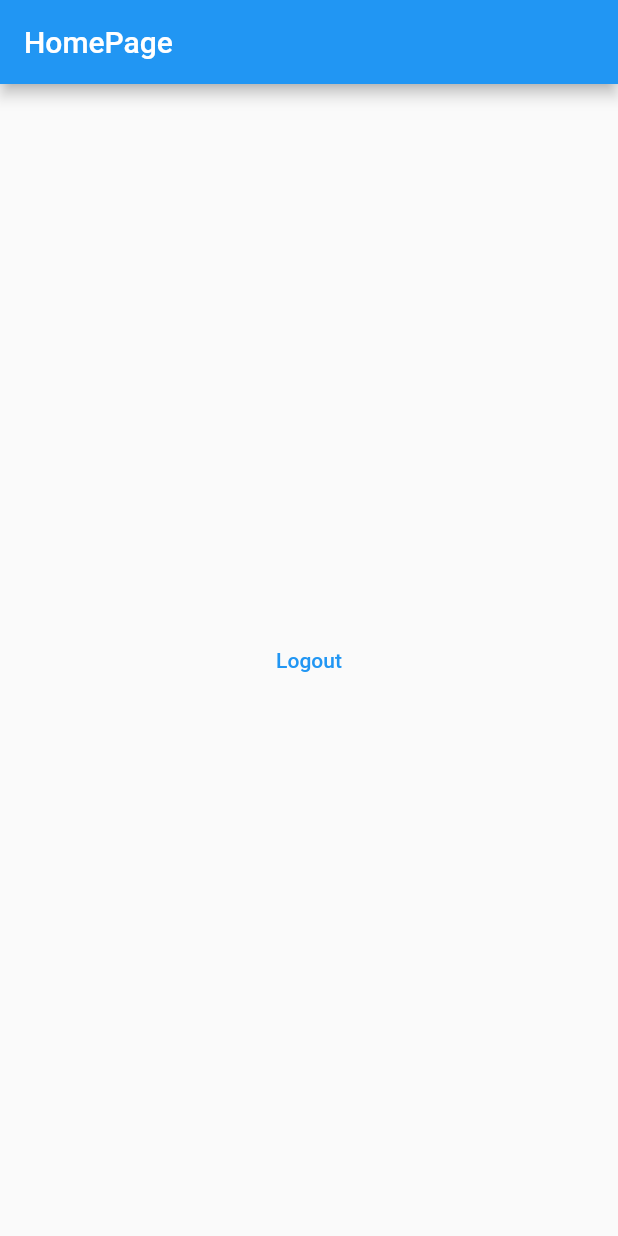
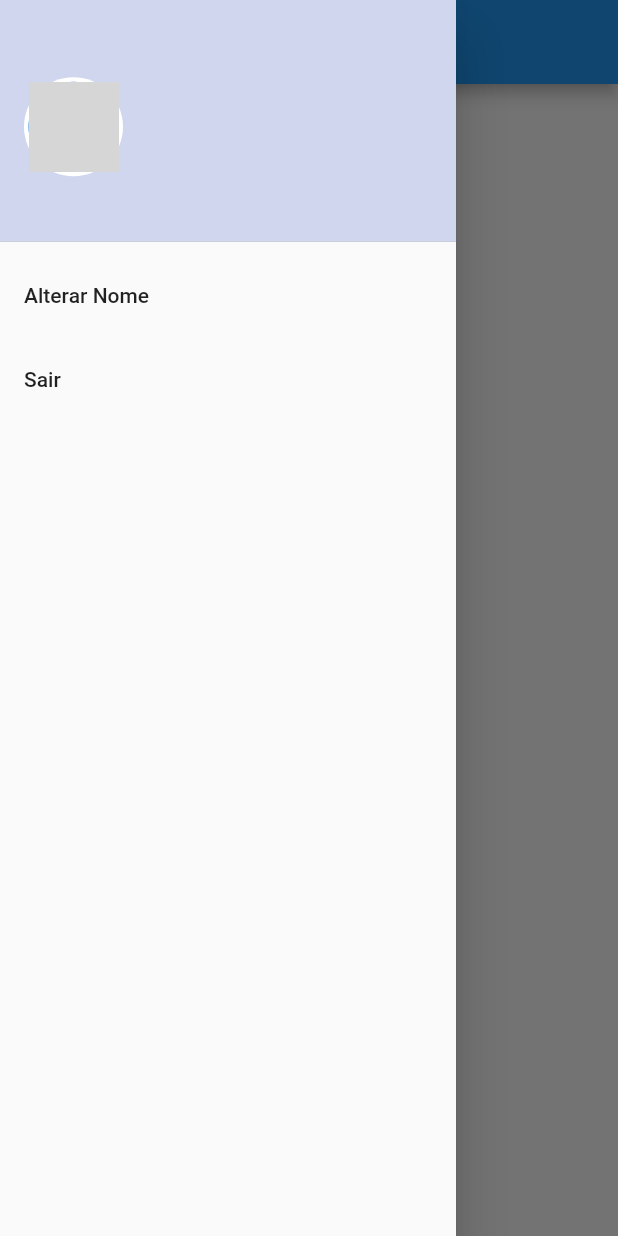
Before and after one commit to lucianamcedro/todolist_flutter, a Flutter app: the screen it shows once a user with an empty profile is signed in, with the side drawer open (before the commit the screen has no drawer), on a phone screen of 412 x 824 dp. Run offline on Flutter 3.47's test engine with Material 2 defaults, Android fonts, the phone set to English and light mode, and no system bars; our stand-ins replace firebase_auth, firebase_core, flutter_signin_button, google_fonts, google_sign_in, sqflite and 1 more; missing offline and left inert: flutter_overlay_loader, validatorless; accounts and stored records are empty; network calls fail; Roboto replaces fonts that are missing (Mandali); grey boxes are pictures that could not be loaded.

Commit message:
feature/alterando-nome-usuário

```diff
--- a/lib/app/modules/home/home_page.dart
+++ b/lib/app/modules/home/home_page.dart
@@ -1,6 +1,7 @@
 import 'package:flutter/material.dart';
 import 'package:provider/provider.dart';
 import 'package:todolist_provider/app/core/auth/auth_provider.dart';
+import 'package:todolist_provider/app/modules/home/widgets/home_drawer.dart';
 
 class HomePage extends StatelessWidget {
   const HomePage({Key? key}) : super(key: key);
@@ -11,14 +12,8 @@ class HomePage extends StatelessWidget {
       appBar: AppBar(
         title: const Text('HomePage'),
       ),
-      body: Center(
-        child: TextButton(
-          onPressed: () {
-            context.read<AuthProvider>().logout();
-          },
-          child: const Text('Logout'),
-        ),
-      ),
+      drawer: HomeDrawer(),
+      body: Container(),
     );
   }
 }
--- /dev/null
+++ b/lib/app/modules/home/widgets/home_drawer.dart
@@ -0,0 +1,110 @@
+// ignore_for_file: use_build_context_synchronously
+
+import 'package:flutter/material.dart';
+import 'package:flutter_overlay_loader/flutter_overlay_loader.dart';
+import 'package:provider/provider.dart';
+import 'package:todolist_provider/app/core/auth/auth_provider.dart';
+import 'package:todolist_provider/app/core/ui/messages.dart';
+import 'package:todolist_provider/app/core/ui/theme/theme_extension.dart';
+import 'package:todolist_provider/app/service/user/user_service.dart';
+
+class HomeDrawer extends StatelessWidget {
+  final nameVN = ValueNotifier<String>('');
+  HomeDrawer({Key? key}) : super(key: key);
+
+  @override
+  Widget build(BuildContext context) {
+    return Drawer(
+      child: ListView(
+        children: [
+          DrawerHeader(
+            decoration:
+                BoxDecoration(color: context.primaryColor.withAlpha(70)),
+            child: Row(
+              children: [
+                Selector<AuthProvider, String>(
+                  selector: (context, authProvider) {
+                    return authProvider.user?.photoURL ??
+                        'https://w7.pngwing.com/pngs/223/244/png-transparent-computer-icons-avatar-user-profile-avatar-heroes-rectangle-black.png';
+                  },
+                  builder: (_, value, __) {
+                    return CircleAvatar(
+                      backgroundColor: Colors.white,
+                      radius: 33,
+                      child: CircleAvatar(
+                        backgroundImage: NetworkImage(value),
+                        radius: 30,
+                      ),
+                    );
+                  },
+                ),
+                Expanded(
+                  child: Padding(
+                    padding: const EdgeInsets.all(8.0),
+                    child: Selector<AuthProvider, String>(
+                      selector: (context, authProvider) {
+                        return authProvider.user?.displayName ??
+                            'Não informado!';
+                      },
+                      builder: (_, value, __) {
+                        return Text(
+                          value,
+                          style: context.textTheme.subtitle2,
+                        );
+                      },
+                    ),
+                  ),
+                ),
+              ],
+            ),
+          ),
+          ListTile(
+            onTap: (() {
+              showDialog(
+                  context: context,
+                  builder: (_) {
+                    return AlertDialog(
+                      title: const Text('Alterar Nome'),
+                      content: TextField(
+                        onChanged: (value) => nameVN.value = value,
+                      ),
+                      actions: [
+                        TextButton(
+                          onPressed: () => Navigator.of(context).pop(),
+                          child: const Text(
+                            'Cancelar',
+                            style: TextStyle(color: Colors.red),
+                          ),
+                        ),
+                        TextButton(
+                          onPressed: () async {
+                            final nameValue = nameVN.value;
+                            if (nameValue.isEmpty) {
+                              Messages.of(context)
+                                  .showError('Nome Obrigatório');
+                            } else {
+                              Loader.show(context);
+                              await context
+                                  .read<UserService>()
+                                  .updateDisplayName(nameValue);
+                              Loader.hide();
+                              Navigator.of(context).pop();
+                            }
+                          },
+                          child: const Text('Alterar'),
+                        ),
+                      ],
+                    );
+                  });
+            }),
+            title: const Text('Alterar Nome'),
+          ),
+          ListTile(
+            onTap: () => context.read<AuthProvider>().logout(),
+            title: const Text('Sair'),
+          ),
+        ],
+      ),
+    );
+  }
+}
--- a/lib/app/repository/user/user_repository.dart
+++ b/lib/app/repository/user/user_repository.dart
@@ -6,4 +6,5 @@ abstract class UserRepository {
   Future<void> forgotPassword(String email);
   Future<User?> googleLogin();
   Future<void> logout();
+  Future<void> updateDisplayName(String name);
 }
--- a/lib/app/service/user/user_service.dart
+++ b/lib/app/service/user/user_service.dart
@@ -6,4 +6,5 @@ abstract class UserService {
   Future<void> forgotPassword(String email);
   Future<User?> googleLogin();
   Future<void> logout();
+  Future<void> updateDisplayName(String name);
 }
--- a/lib/app/service/user/user_service_impl.dart
+++ b/lib/app/service/user/user_service_impl.dart
@@ -24,4 +24,8 @@ class UserServiceImpl implements UserService {
 
   @override
   Future<void> logout() => _userRepository.logout();
+
+  @override
+  Future<void> updateDisplayName(String name) =>
+      _userRepository.updateDisplayName(name);
 }
```
Also changed, not shown: lib/app/core/auth/auth_provider.dart (+7 -5 lines), lib/app/repository/user/user_repository_impl.dart (+9 -0 lines), 1 other file.
